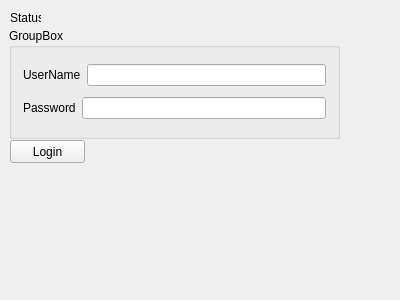
Before: the Qt Designer form SQLiteDataBase/widget.ui in AnastasiaSokol/QT_SQLite, drawn with Qt 5.
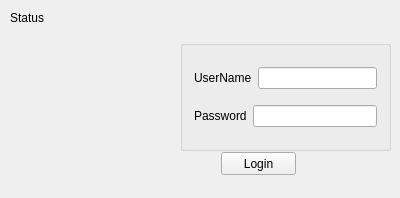
After: the same form once the commit is applied.

```diff
--- a/SQLiteDataBase/widget.ui
+++ b/SQLiteDataBase/widget.ui
@@ -7,7 +7,7 @@
     <x>0</x>
     <y>0</y>
     <width>400</width>
-    <height>300</height>
+    <height>198</height>
    </rect>
   </property>
   <property name="windowTitle">
@@ -18,7 +18,7 @@
     <rect>
      <x>10</x>
      <y>10</y>
-     <width>31</width>
+     <width>161</width>
      <height>16</height>
     </rect>
    </property>
@@ -29,14 +29,14 @@
   <widget class="QGroupBox" name="groupBox">
    <property name="geometry">
     <rect>
-     <x>9</x>
-     <y>28</y>
-     <width>331</width>
+     <x>180</x>
+     <y>40</y>
+     <width>211</width>
      <height>111</height>
     </rect>
    </property>
    <property name="title">
-    <string>GroupBox</string>
+    <string/>
    </property>
    <layout class="QVBoxLayout" name="verticalLayout">
     <item>
@@ -72,8 +72,8 @@
   <widget class="QPushButton" name="ButtonLogin">
    <property name="geometry">
     <rect>
-     <x>10</x>
-     <y>140</y>
+     <x>221</x>
+     <y>152</y>
      <width>75</width>
      <height>23</height>
     </rect>
@@ -82,6 +82,19 @@
     <string>Login</string>
    </property>
   </widget>
+  <widget class="QLabel" name="label_pic">
+   <property name="geometry">
+    <rect>
+     <x>20</x>
+     <y>40</y>
+     <width>151</width>
+     <height>161</height>
+    </rect>
+   </property>
+   <property name="text">
+    <string/>
+   </property>
+  </widget>
  </widget>
  <layoutdefault spacing="6" margin="11"/>
  <resources/>
```
